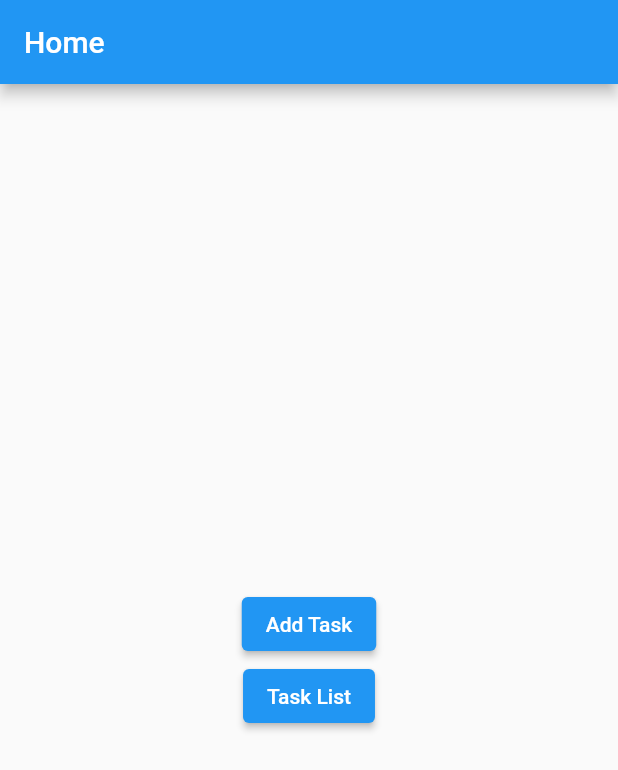
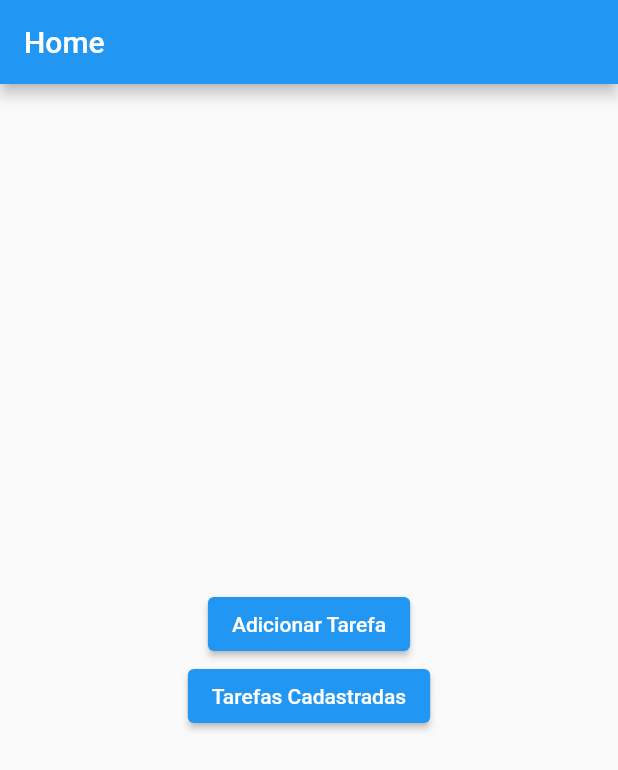
Before and after one commit to thiagonunes11/teste_flutter, a Flutter app: the screen it shows after launch, on a phone screen of 412 x 824 dp. Shown: the top 770 px of the screen. Run offline on Flutter 3.47's test engine with Material 2 defaults, Android fonts, the phone set to English and light mode, and no system bars; our stand-ins replace sqflite; accounts and stored records are empty.

Commit message:
correção nos botões

```diff
--- a/lib/main.dart
+++ b/lib/main.dart
@@ -98,13 +98,13 @@ class HomeScreen extends StatelessWidget {
               onPressed: () {
                 Navigator.pushNamed(context, '/addTask');
               },
-              child: Text('Add Task'),
+              child: Text('Adicionar Tarefa'),
             ),
             ElevatedButton(
               onPressed: () {
                 Navigator.pushNamed(context, '/taskList');
               },
-              child: Text('Task List'),
+              child: Text('Tarefas Cadastradas'),
             ),
           ],
         ),
@@ -285,7 +285,7 @@ class _EditTaskScreenState extends State<EditTaskScreen> {
             SizedBox(height: 16),
             ElevatedButton(
               onPressed: _updateTask,
-              child: Text('Update Task'),
+              child: Text('Atualizar Tarefa'),
             ),
           ],
         ),
```
